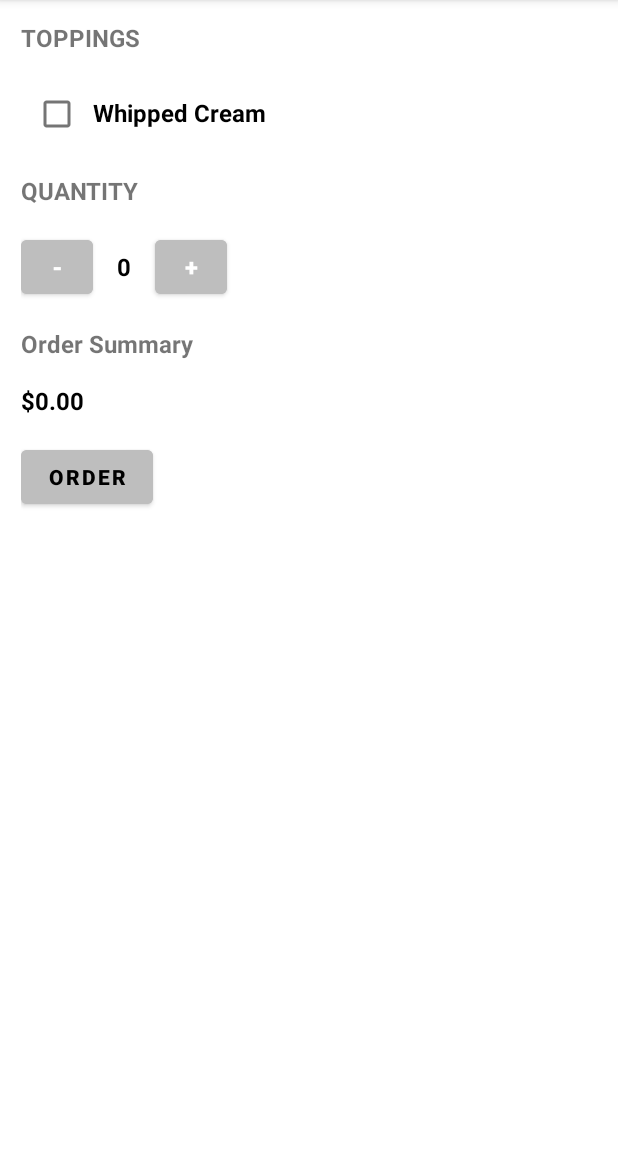
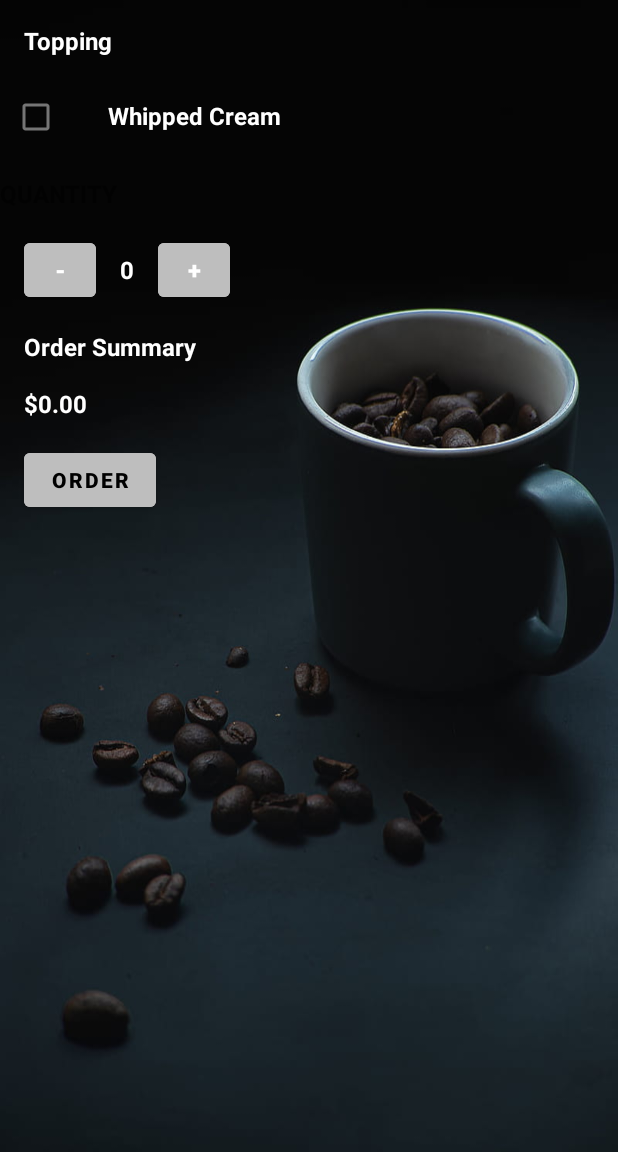
Before and after one commit to MFALLAM/CoffeeApp, an Android app: the screen it shows after launch (MainActivity), after a tap on "ORDER", on a phone screen of 412 x 824 dp, the part 84-1236 px from its top. Run offline under Robolectric (Android 15) with nearby library versions, the phone set to English and light mode, and no system bars.

```diff
--- a/app/src/main/java/com/example/coffee/MainActivity.java
+++ b/app/src/main/java/com/example/coffee/MainActivity.java
@@ -1,40 +1,53 @@
 package com.example.coffee;
 
 import android.os.Bundle;
+import android.util.Log;
 import android.view.View;
 import android.widget.Button;
 import android.widget.TextView;
+import android.widget.Toast;
 
 import androidx.appcompat.app.AppCompatActivity;
 
 import java.text.NumberFormat;
 
 public class MainActivity extends AppCompatActivity {
-
-    private int price = 5;
-    private int qty = 0;
-
+    final int COFFEE_PRICE = 5;
+    int quantity = 0;
+    int orderPrice;
+    public TextView priceTextView;
+    public TextView quantityTextView;
 
     @Override
     protected void onCreate(Bundle savedInstanceState) {
         super.onCreate(savedInstanceState);
         setContentView(R.layout.activity_main);
+        initializer();
+    }
+
+    private void initializer() {
+        quantityTextView = findViewById(R.id.text_total_qty);
+        priceTextView = findViewById(R.id.txt_price);
     }
 
     public void submitOrder(View view) {
-
+        String message = createOrderSummary();
     }
 
+    /**
+     * Create summary of the order.
+     */
     private String createOrderSummary() {
         String priceMessage = "";
-        priceMessage += "Name: Mohammed Allam";
-        priceMessage += "\n Quantity: " + qty;
-        priceMessage += "\n Total: " + price * qty;
+        priceMessage += "\nQuantity: " + quantity;
+        priceMessage += "\nTotal: $" + orderPrice;
+        priceMessage += "\nThank you!";
         return priceMessage;
     }
 
     /**
      * This method displays the given quantity on the screen
+     *
      * @param numberOfCoffees
      */
     private void displayQuantity(int numberOfCoffees) {
@@ -42,23 +55,51 @@ public class MainActivity extends AppCompatActivity {
         txtView.setText("" + numberOfCoffees);
     }
 
+
+    /**
+     * This method is called when the + button is clicked and its increase the quantity by 1 and updating the total price order
+     */
     public void increment(View view) {
-        qty = qty + 1;
-        displayQuantity(qty);
-        displayPrice(qty * price);
+        if (quantity == 100) {
+            Toast.makeText(this, R.string.validation_increase, Toast.LENGTH_SHORT).show();
+            return;
+        }
+        quantity = quantity + 1;
+        setQuantity(quantity);
+        calculateTotalPrice();
+        displayPrice(orderPrice);
     }
 
+    /**
+     * This method is called when the - button is clicked and its decrease the quantity by 1 and updating the total price order
+     */
     public void decrement(View view) {
-        if ((qty - 1) >= 1) {
-            qty = qty - 1;
-            displayQuantity(qty);
-            displayPrice(qty * price);
+        if (quantity == 1) {
+            Toast.makeText(this, R.string.validation_decrease, Toast.LENGTH_SHORT).show();
+            return;
         }
+        quantity = quantity - 1;
+        setQuantity(quantity);
+        calculateTotalPrice();
+        displayPrice(orderPrice);
     }
 
-    private void displayPrice(int number) {
-        TextView txtView = findViewById(R.id.order_summary_tv);
-        txtView.setText(NumberFormat.getCurrencyInstance().format(number));
+    private void setQuantity(int newQuantity) {
+        Log.v("MainActivity", "newQuantity: ");
+        quantityTextView.setText("" + newQuantity);
     }
 
+    private void calculateTotalPrice() {
+        int total = 0;
+        orderPrice = quantity * (total + COFFEE_PRICE);
+        Log.v("MainActivity", "calculateTotalPrice -> new price: ");
+    }
+
+    /**
+     * This method displays the given price on the screen.
+     */
+    private void displayPrice(int number) {
+        Log.v("MainActivity", "number: ");
+        priceTextView.setText(NumberFormat.getCurrencyInstance().format(number));
+    }
 }
--- a/app/src/main/res/layout/activity_main.xml
+++ b/app/src/main/res/layout/activity_main.xml
@@ -3,17 +3,19 @@
     xmlns:tools="http://schemas.android.com/tools"
     android:layout_width="match_parent"
     android:layout_height="match_parent"
-    android:layout_margin="14dp"
     android:orientation="vertical"
+    android:background="@drawable/coffee_backgroud"
     tools:context=".MainActivity">
-
 
     <TextView
         android:id="@+id/text_toppings"
         android:layout_width="match_parent"
         android:layout_height="wrap_content"
         android:layout_marginBottom="16dp"
-        android:text="@string/toppings"
+        android:layout_marginTop="16dp"
+        android:layout_marginLeft="16dp"
+        android:textColor="@color/white"
+        android:text="@string/topping"
         android:textSize="16dp"
         android:textStyle="bold" />
 
@@ -32,13 +34,12 @@
             android:id="@+id/whipped_cream_tv"
             android:layout_width="wrap_content"
             android:layout_height="wrap_content"
+            android:layout_marginLeft="24dp"
             android:text="Whipped Cream"
-            android:textColor="@color/black"
+            android:textColor="@color/white"
             android:textSize="16sp"
             android:textStyle="bold" />
-
     </LinearLayout>
-
 
     <TextView
         android:id="@+id/text_qty"
@@ -58,6 +59,7 @@
             android:id="@+id/btn_decrement"
             android:layout_width="48dp"
             android:layout_height="48dp"
+            android:layout_marginLeft="16dp"
             android:layout_marginRight="16dp"
             android:layout_marginBottom="16dp"
             android:backgroundTint="#BEBEBE"
@@ -74,7 +76,7 @@
             android:layout_marginRight="16dp"
             android:layout_marginBottom="16dp"
             android:text="0"
-            android:textColor="@color/black"
+            android:textColor="@color/white"
             android:textSize="16dp"
             android:textStyle="bold" />
 
@@ -96,8 +98,10 @@
         android:layout_width="wrap_content"
         android:layout_height="wrap_content"
         android:layout_marginBottom="16dp"
+        android:layout_marginLeft="16dp"
         android:text="@string/order_summary"
         android:textAllCaps="false"
+        android:textColor="@color/white"
         android:textSize="16dp"
         android:textStyle="bold" />
 
@@ -107,8 +111,9 @@
         android:layout_height="wrap_content"
         android:layout_alignTop="@id/txt_price"
         android:layout_marginBottom="16dp"
+        android:layout_marginLeft="16dp"
         android:text="$0.00"
-        android:textColor="@color/black"
+        android:textColor="@color/white"
         android:textSize="16dp"
         android:textStyle="bold" />
 
@@ -118,6 +123,7 @@
         android:layout_height="wrap_content"
         android:layout_marginBottom="16dp"
         android:backgroundTint="#BEBEBE"
+        android:layout_marginLeft="16dp"
         android:onClick="submitOrder"
         android:text="Order"
         android:textColor="@color/black"
--- a/app/src/main/res/values/strings.xml
+++ b/app/src/main/res/values/strings.xml
@@ -1,5 +1,21 @@
 <resources>
     <string name="app_name">Coffee</string>
     <string name="order_summary">Order Summary</string>
-    <string name="toppings">TOPPINGS</string>
+    <string name="app_description">Just Java App</string>
+    <string name="coffee_order">Coffee Order</string>
+    <string name="name">Enter Your Name</string>
+    <string name="topping">Topping</string>
+
+    <string name="whipped_cream">Whipped cream</string>
+    <string name="chocolate">Chocolate</string>
+    <string name="quantity">quantity</string>
+
+    <string name="plus">+</string>
+    <string name="minus">-</string>
+    <string name="zero">0</string>
+    <string name="price">price</string>
+    <string name="order">order</string>
+
+    <string name="validation_increase">You cannot have more than 100 coffee</string>
+    <string name="validation_decrease">You cannot have less than 1 coffee</string>
 </resources>
```
Also changed, not shown: app/src/main/res/drawable/coffee_backgroud.jpg (added).
